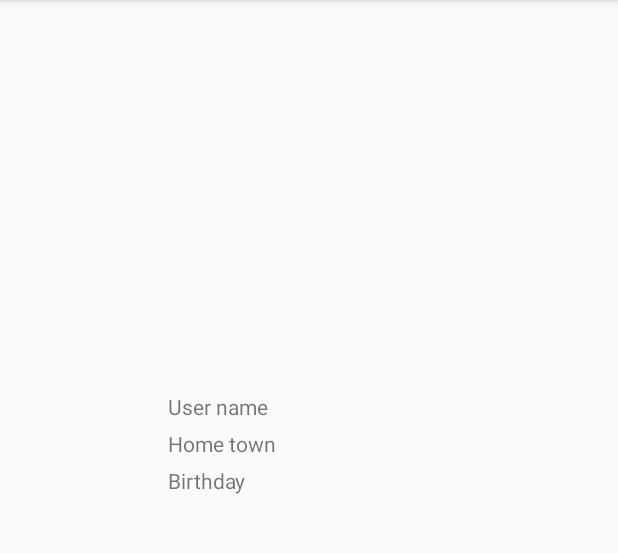
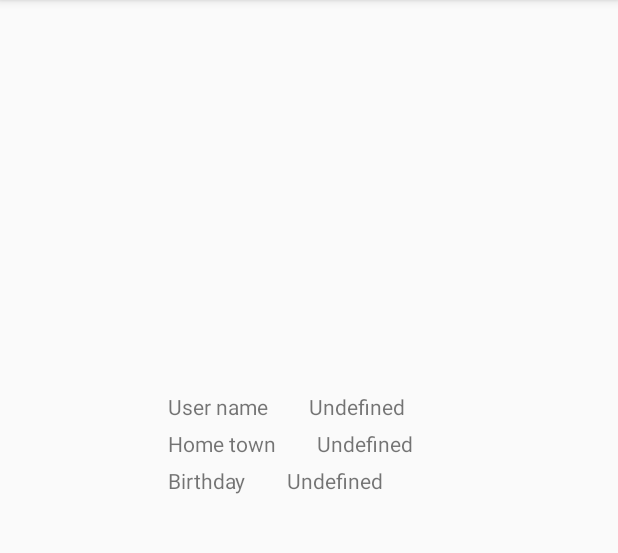
Before and after one commit to vMASg/JEDIFinal, an Android app: the ProfileActivity screen opened directly, with no data from a screen before it, on a phone screen of 412 x 824 dp, the part 84-637 px from its top. Run offline under Robolectric (Android 15) with nearby library versions, the phone set to English and light mode, and no system bars; 3 statements that could not run were skipped.

Commit message:
Updated default values

```diff
--- a/app/src/main/res/layout/activity_profile.xml
+++ b/app/src/main/res/layout/activity_profile.xml
@@ -41,7 +41,7 @@
             <TextView
                 android:layout_width="wrap_content"
                 android:layout_height="wrap_content"
-                android:text=""
+                android:text="@string/profile_undefined"
                 android:id="@+id/profile_username"
                 android:layout_centerVertical="true"
                 android:layout_toRightOf="@+id/profile_textView2"
@@ -68,7 +68,7 @@
             <TextView
                 android:layout_width="wrap_content"
                 android:layout_height="wrap_content"
-                android:text=""
+                android:text="@string/profile_undefined"
                 android:id="@+id/profile_home_town"
                 android:layout_centerVertical="true"
                 android:layout_toRightOf="@+id/textView2"
@@ -95,7 +95,7 @@
             <TextView
                 android:layout_width="wrap_content"
                 android:layout_height="wrap_content"
-                android:text=""
+                android:text="@string/profile_undefined"
                 android:id="@+id/profile_birthday"
                 android:layout_centerVertical="true"
                 android:layout_toRightOf="@+id/textView3"
--- a/app/src/main/res/values/strings.xml
+++ b/app/src/main/res/values/strings.xml
@@ -7,4 +7,5 @@
     <string name="profile_username">User name</string>
     <string name="profile_home_town">Home town</string>
     <string name="profile_birthday">Birthday</string>
+    <string name="profile_undefined">Undefined</string>
 </resources>
```
